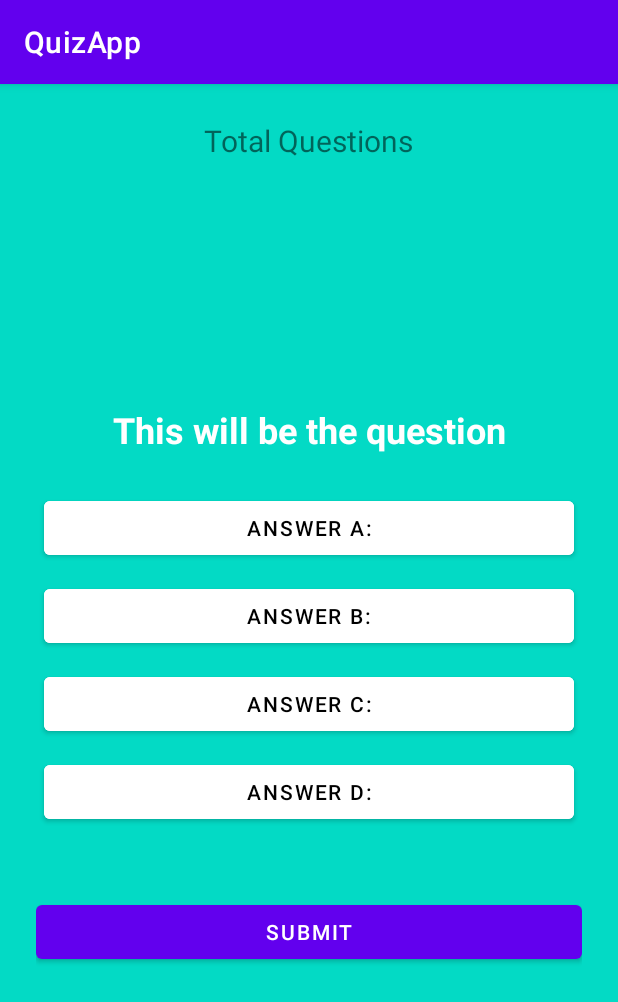
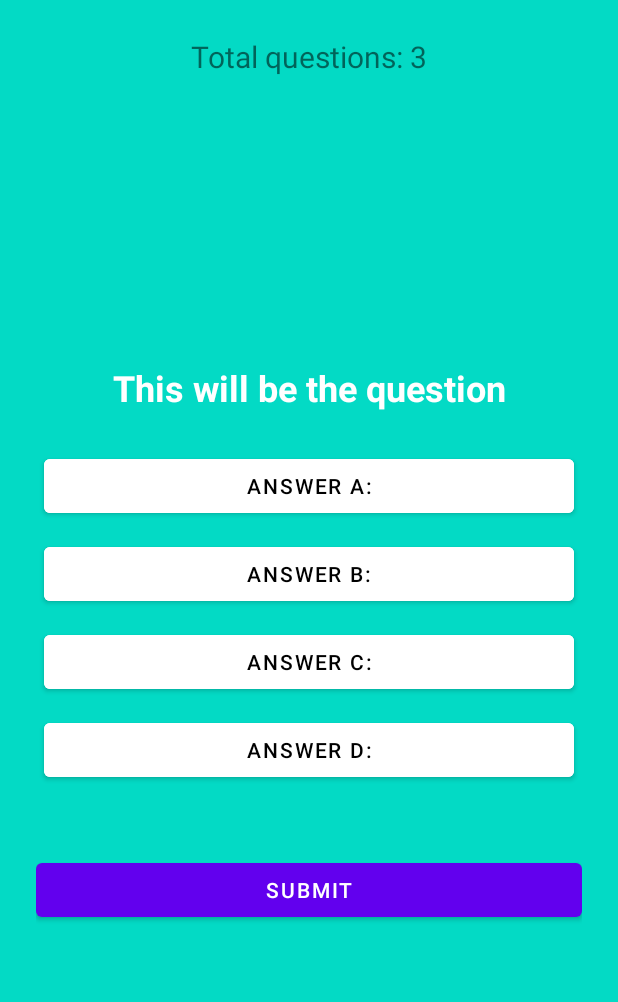
Before and after one commit to harachung90/QuizApp, an Android app: the screen it shows after launch (MainActivity), on a phone screen of 412 x 824 dp. Shown: the top 1002 px of the screen. Run offline under Robolectric (Android 15) with nearby library versions, the phone set to English and light mode, and no system bars.

```diff
--- a/app/src/main/java/com/example/quizapp/MainActivity.java
+++ b/app/src/main/java/com/example/quizapp/MainActivity.java
@@ -3,12 +3,47 @@ package com.example.quizapp;
 import androidx.appcompat.app.AppCompatActivity;
 
 import android.os.Bundle;
+import android.view.View;
+import android.widget.Button;
+import android.widget.TextView;
 
-public class MainActivity extends AppCompatActivity {
+public class MainActivity extends AppCompatActivity implements View.OnClickListener {
+
+    TextView totalQuestionsTextView;
+    TextView questionTextView;
+    Button answer_a, answer_b, answer_c, answer_d;
+    Button submitBtn;
+
+    int score = 0;
+    int totalQuestion = QuestionAnswer.question.length;
+    int currentQuestionIndex = 0;
+    String selectedAnswer = "";
 
     @Override
     protected void onCreate(Bundle savedInstanceState) {
         super.onCreate(savedInstanceState);
         setContentView(R.layout.activity_main);
+
+        totalQuestionsTextView = findViewById(R.id.total_question);
+        questionTextView = findViewById(R.id.question);
+        answer_a = findViewById(R.id.answer_a);
+        answer_b = findViewById(R.id.answer_b);
+        answer_c = findViewById(R.id.answer_c);
+        answer_d = findViewById(R.id.answer_d);
+
+        submitBtn = findViewById(R.id.submit_btn);
+
+        answer_a.setOnClickListener(this);
+        answer_b.setOnClickListener(this);
+        answer_c.setOnClickListener(this);
+        answer_d.setOnClickListener(this);
+        submitBtn.setOnClickListener(this);
+
+        totalQuestionsTextView.setText("Total questions: " + totalQuestion);
+    }
+
+    @Override
+    public void onClick(View view) {
+
     }
 }
--- /dev/null
+++ b/app/src/main/java/com/example/quizapp/QuestionAnswer.java
@@ -0,0 +1,22 @@
+package com.example.quizapp;
+
+public class QuestionAnswer {
+
+    public static String question[] = {
+           "Which company owns the android?",
+           "Which one is not the programming language?",
+           "What is the largest video sharing platform?" ,
+    };
+
+    public static String choices[][] = {
+            {"Google", "Apple", "Nokia", "Samsung"},
+            {"Java", "Kotlin", "Notepad", "Python"},
+            {"Facebook", "Whatsapp", "Instagram", "YouTube"}
+    };
+
+    public static String correctAnswers[] = {
+            "Google",
+            "Notepad",
+            "YouTube"
+    };
+}
--- a/app/src/main/res/values/themes.xml
+++ b/app/src/main/res/values/themes.xml
@@ -1,6 +1,6 @@
 <resources xmlns:tools="http://schemas.android.com/tools">
     <!-- Base application theme. -->
-    <style name="Theme.QuizApp" parent="Theme.MaterialComponents.DayNight.DarkActionBar">
+    <style name="Theme.QuizApp" parent="Theme.MaterialComponents.DayNight.NoActionBar">
         <!-- Primary brand color. -->
         <item name="colorPrimary">@color/purple_500</item>
         <item name="colorPrimaryVariant">@color/purple_700</item>
```
